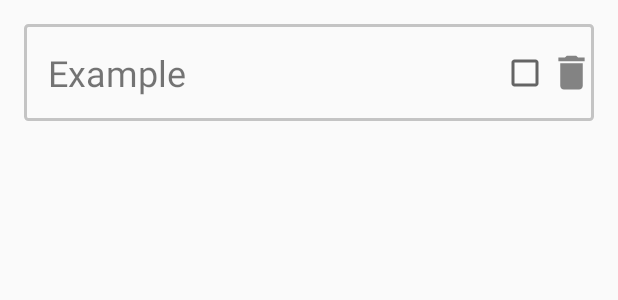
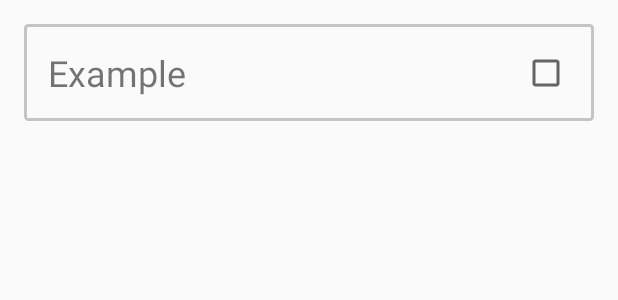
Before and after one commit to brianmorgan19/todoapp2, an Android app: the layout todo_item.xml on its own in the app's theme, with its tools: preview values and no code run, on a phone screen of 412 x 824 dp. Shown: the top 300 px of the screen. Run offline under Robolectric (Android 15) with nearby library versions, the phone set to English and light mode, and no system bars; Roboto replaces fonts that are not available here.

```diff
--- a/app/src/main/res/layout/todo_item.xml
+++ b/app/src/main/res/layout/todo_item.xml
@@ -26,15 +26,7 @@
         android:id="@+id/id_checkbox"
         android:layout_width="wrap_content"
         android:layout_height="wrap_content"
-        app:layout_constraintBottom_toBottomOf="parent"
-        app:layout_constraintEnd_toStartOf="@+id/icDelete"
-        app:layout_constraintTop_toTopOf="parent" />
-
-    <ImageView
-        android:id="@+id/icDelete"
-        android:layout_width="30dp"
-        android:layout_height="30dp"
-        android:src="@drawable/ic_delete"
+        android:layout_marginEnd="16dp"
         app:layout_constraintBottom_toBottomOf="parent"
         app:layout_constraintEnd_toEndOf="parent"
         app:layout_constraintTop_toTopOf="parent" />
```
Also changed, not shown: app/src/main/java/com/example/rcview/MainActivity.kt (+26 -2 lines), app/src/main/java/com/example/rcview/ToDoAdapter.kt (+22 -2 lines), app/src/main/res/drawable-hdpi/ic_warning.png (deleted), app/src/main/res/drawable-mdpi/ic_warning.png (deleted), app/src/main/res/drawable-xhdpi/ic_warning.png (deleted), app/src/main/res/drawable-xxhdpi/ic_warning.png (deleted).
